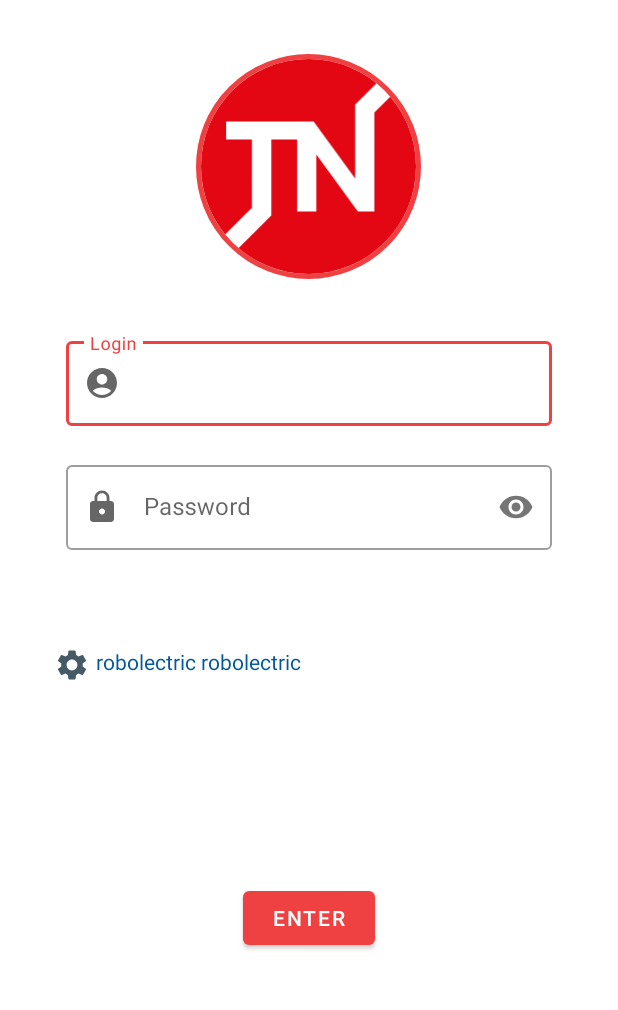
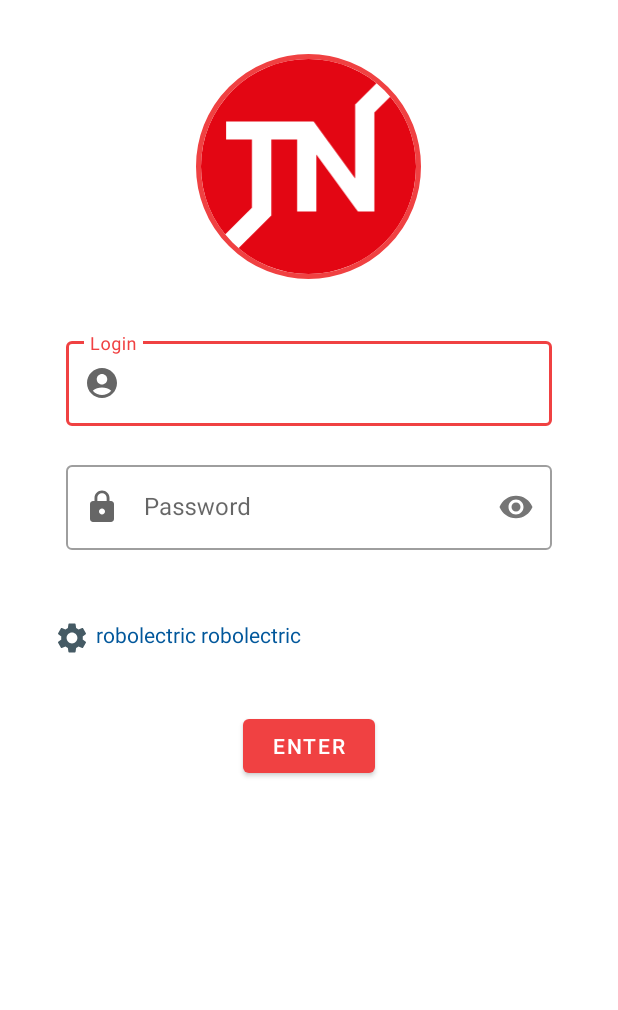
Before and after one commit to Mihey2021/TNShinglass, an Android app: the screen it shows after launch (AppActivity), on a phone screen of 412 x 824 dp, the part 84-1094 px from its top. Run offline under Robolectric (Android 15) with nearby library versions, the phone set to English and light mode, and no system bars; our stand-ins replace CircleImageView, Room's generated code.

Commit message:
Material design (Authorization form)

```diff
--- a/app/src/main/res/layout/fragment_auth.xml
+++ b/app/src/main/res/layout/fragment_auth.xml
@@ -23,7 +23,9 @@
         android:id="@+id/deviceInfoTextView"
         android:layout_width="match_parent"
         android:layout_height="wrap_content"
-        android:layout_margin="36dp"
+        android:layout_marginLeft="36dp"
+        android:layout_marginTop="18dp"
+        android:layout_marginRight="36dp"
         android:drawablePadding="@dimen/margin4"
         android:drawableTint="@color/blue_gray_700"
         app:drawableLeftCompat="@drawable/ic_baseline_settings_24"
@@ -38,7 +40,6 @@
         android:layout_margin="36dp"
         android:enabled="false"
         android:text="@string/enter"
-        app:layout_constraintBottom_toBottomOf="parent"
         app:layout_constraintEnd_toEndOf="parent"
         app:layout_constraintStart_toStartOf="parent"
         app:layout_constraintTop_toBottomOf="@id/deviceInfoTextView" />
```
